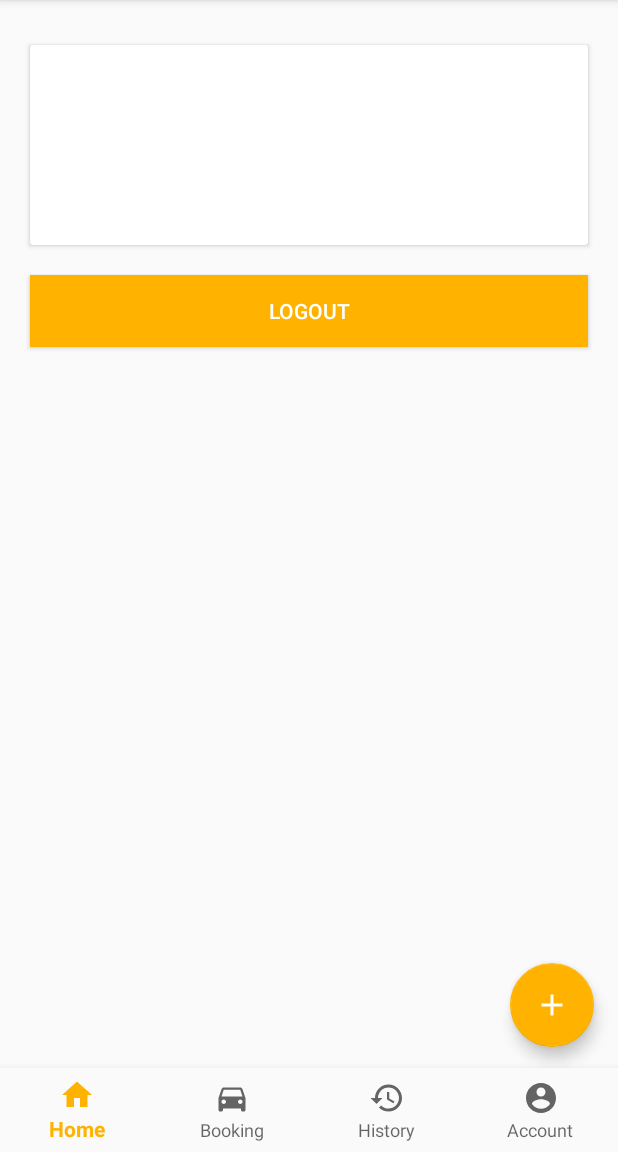
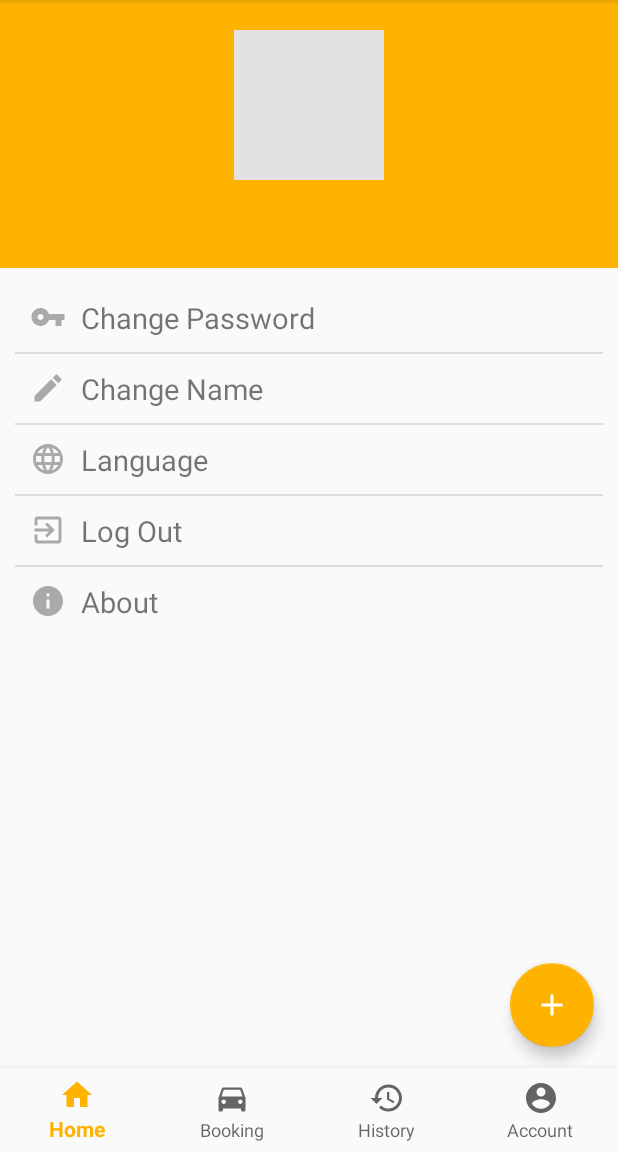
Before and after one commit to rhys3010/taxe, an Android app: the fragment AccountOverviewFragment placed in its activity, on a phone screen of 412 x 824 dp, the part 84-1236 px from its top. Run offline under Robolectric (Android 15) with nearby library versions, the phone set to English and light mode, and no system bars; 2 statements that could not run were skipped.

Commit message:
Fully updated account overview screen Added list view for all account actions, currently only behaviour for logging out is implemented

```diff
--- /dev/null
+++ b/app/src/main/java/xyz/rhysevans/taxe/ui/account/AccountActionModel.java
@@ -0,0 +1,65 @@
+package xyz.rhysevans.taxe.ui.account;
+
+/**
+ * AccountActionModel.java
+ *
+ * A model class for an account action object, used to populate
+ * list view in user's account overview
+ *
+ * @author Rhys Evans
+ * @version 0.1
+ */
+public class AccountActionModel {
+
+    /**
+     * Icon resource id
+     */
+    private int icon;
+
+    /**
+     * The action to be taken
+     */
+    private int text;
+
+    /**
+     * Constructor
+     * @param icon
+     * @param text
+     */
+    public AccountActionModel(int icon, int text){
+        this.icon = icon;
+        this.text = text;
+    }
+
+    /**
+     * Gets the icon resource ID
+     * @return
+     */
+    public int getIcon() {
+        return icon;
+    }
+
+    /**
+     * Sets the icon resource ID
+     * @param icon
+     */
+    public void setIcon(int icon) {
+        this.icon = icon;
+    }
+
+    /**
+     * Gets the action description
+     * @return
+     */
+    public int getText() {
+        return text;
+    }
+
+    /**
+     * Sets the action description
+     * @param text
+     */
+    public void setText(int text) {
+        this.text = text;
+    }
+}
--- /dev/null
+++ b/app/src/main/java/xyz/rhysevans/taxe/ui/account/AccountActionsListAdapter.java
@@ -0,0 +1,70 @@
+package xyz.rhysevans.taxe.ui.account;
+
+import android.content.Context;
+import android.view.LayoutInflater;
+import android.view.View;
+import android.view.ViewGroup;
+import android.widget.ArrayAdapter;
+import android.widget.ImageView;
+import android.widget.TextView;
+
+import java.util.ArrayList;
+
+import xyz.rhysevans.taxe.R;
+
+/**
+ * AccountActionsListAdapter.java
+ *
+ * A customer list adapter for the account actions list
+ *
+ * @author Rhys Evans
+ * @version 0.1
+ */
+public class AccountActionsListAdapter extends ArrayAdapter<AccountActionModel> {
+
+    /**
+     * The application context
+     */
+    private final Context context;
+
+    /**
+     * A list of all the account options
+     */
+    private final ArrayList<AccountActionModel> optionsModelList;
+
+    /**
+     * Constructor
+     */
+    public AccountActionsListAdapter(Context context, ArrayList<AccountActionModel> optionsModelList){
+        super(context, R.layout.list_view_account_action_entry, optionsModelList);
+
+        this.context = context;
+        this.optionsModelList = optionsModelList;
+    }
+
+    /**
+     * Inflate the custom layout to display and return the inflated view
+     * @param position
+     * @param convertView
+     * @param parent
+     * @return
+     */
+    @Override
+    public View getView(int position, View convertView, ViewGroup parent){
+        LayoutInflater inflater = (LayoutInflater) context.getSystemService(Context.LAYOUT_INFLATER_SERVICE);
+
+        // Get the entry view from the inflater
+        View entryView = inflater.inflate(R.layout.list_view_account_action_entry, parent, false);
+
+        // Get the icon resource id and string resource id
+        ImageView iconView = entryView.findViewById(R.id.account_action_icon);
+        TextView textView = entryView.findViewById(R.id.account_action_text);
+
+        // Set the text
+        textView.setText(optionsModelList.get(position).getText());
+        // Set the icon
+        iconView.setImageResource(optionsModelList.get(position).getIcon());
+
+        return entryView;
+    }
+}
--- a/app/src/main/java/xyz/rhysevans/taxe/ui/account/AccountOverviewFragment.java
+++ b/app/src/main/java/xyz/rhysevans/taxe/ui/account/AccountOverviewFragment.java
@@ -8,8 +8,12 @@ import android.support.v4.app.Fragment;
 import android.view.LayoutInflater;
 import android.view.View;
 import android.view.ViewGroup;
+import android.widget.AdapterView;
 import android.widget.Button;
+import android.widget.ListView;
 import android.widget.TextView;
+
+import java.util.ArrayList;
 
 import xyz.rhysevans.taxe.R;
 import xyz.rhysevans.taxe.model.User;
@@ -20,11 +24,11 @@ import xyz.rhysevans.taxe.util.SharedPreferencesManager;
 /**
  * AccountOverviewFragment.java
  *
- * Manage the account overview screen
+ * Manage the account overview screen and all account options available
  * @author Rhys Evans
  * @version 0.1
  */
-public class AccountOverviewFragment extends Fragment {
+public class AccountOverviewFragment extends Fragment implements ListView.OnItemClickListener{
 
     /**
      * The fragment's TAG, for use in fragment transactions
@@ -36,9 +40,17 @@ public class AccountOverviewFragment extends Fragment {
      */
     private SharedPreferencesManager sharedPreferencesManager;
 
+    /**
+     * List of account actions
+     */
+    private ArrayList<AccountActionModel> accountActions;
 
+
+    /**
+     * Constructor to initialize list
+     */
     public AccountOverviewFragment() {
-        // Required empty public constructor
+        accountActions = new ArrayList<AccountActionModel>();
     }
 
 
@@ -51,32 +63,69 @@ public class AccountOverviewFragment extends Fragment {
         // Init Shared prefs
         sharedPreferencesManager = SharedPreferencesManager.getInstance(getContext());
 
-        // Populate CardView
-        populateCardView(view);
+        // Init user masthead
+        initMasthead(view);
 
-        // Logout Btn behaviour
-        Button logoutBtn = view.findViewById(R.id.logout_btn);
-        logoutBtn.setOnClickListener(v -> {
-            logout();
-        });
+        // Init account actions list
+        initAccountActionsList(view);
 
         return view;
     }
 
-    private void populateCardView(View view){
-        // Initialize objects
-        TextView name = view.findViewById(R.id.profile_name);
-        TextView email = view.findViewById(R.id.profile_email);
-        TextView role = view.findViewById(R.id.profile_role);
 
-        // Get user from shared prefs
+    /**
+     * Initialize the contents of the account overview masthead
+     * Initial and Full Name
+     * @param view
+     */
+    private void initMasthead(View view){
+        TextView avatarInitial = view.findViewById(R.id.account_avatar_text);
+        TextView fullNameDisplay = view.findViewById(R.id.account_user_name);
+
+        // Get the user's first name initial
         User user = sharedPreferencesManager.getUser();
+        String name = "";
 
-        // Populate fields
-        name.setText(user.getName());
-        email.setText(user.getEmail());
-        role.setText(user.getRole());
+        // If user isn't null, get their name
+        if(user != null){
+            name = user.getName();
+        }
+
+        // Get user's initial
+        char initial = name.charAt(0);
+
+        // Set name to text view
+        fullNameDisplay.setText(name);
+
+        // Convert initial to uppercase string and set as text
+        String initialString = String.valueOf(initial);
+
+        avatarInitial.setText(initialString.toUpperCase());
     }
+
+    /**
+     * Initialize account options list
+     */
+    private void initAccountActionsList(View view){
+
+        ListView accountActionsList = view.findViewById(R.id.account_actions_list);
+
+        // Create account options list
+        accountActions.add(new AccountActionModel(R.drawable.ic_vpn_key_black_24dp, R.string.account_action_change_password));
+        accountActions.add(new AccountActionModel(R.drawable.ic_edit_black_24dp, R.string.account_action_change_name));
+        accountActions.add(new AccountActionModel(R.drawable.ic_language_black_24dp, R.string.account_action_language));
+        accountActions.add(new AccountActionModel(R.drawable.ic_exit_to_app_black_24dp, R.string.account_action_log_out));
+        accountActions.add(new AccountActionModel(R.drawable.ic_info_black_24dp, R.string.account_action_about));
+
+        // Create and set adapter
+        AccountActionsListAdapter adapter = new AccountActionsListAdapter(this.getContext(), accountActions);
+        accountActionsList.setAdapter(adapter);
+
+        // Add behaviour to options
+        accountActionsList.setOnItemClickListener(this);
+
+    }
+
 
     /**
      * Ask user for confirmation, if confirmed, delete any user-related
@@ -87,7 +136,7 @@ public class AccountOverviewFragment extends Fragment {
         AlertDialog.Builder builder = new AlertDialog.Builder(getContext());
 
         builder.setTitle(getString(R.string.logout_confirmation));
-        // When users confirms dialog, send theem back to login screen
+        // When users confirms dialog, send them back to login screen
         builder.setPositiveButton(android.R.string.ok, (dialog, which) -> {
             // Delete all shared prefs
             sharedPreferencesManager.deleteAll();
@@ -109,7 +158,44 @@ public class AccountOverviewFragment extends Fragment {
         positiveButton.setTextColor(getActivity().getColor(R.color.colorPrimary));
         Button negativeButton = dialog.getButton(AlertDialog.BUTTON_NEGATIVE);
         negativeButton.setTextColor(getActivity().getColor(R.color.colorPrimary));
-
     }
 
+    /**
+     * OnItemClick, handle when an item from the account actions list is clicked
+     * @param parent
+     * @param view
+     * @param position
+     * @param id
+     */
+    @Override
+    public void onItemClick(AdapterView<?> parent, View view, int position, long id) {
+        // Get the resource ID of the list item's String
+        int itemId = accountActions.get(position).getText();
+
+        // Depending on the value of the string, perform relevant action
+        switch(itemId){
+            case R.string.account_action_change_password:
+                // TODO
+                break;
+
+            case R.string.account_action_change_name:
+                // TODO
+                break;
+
+            case R.string.account_action_language:
+                // TODO
+                break;
+
+            case R.string.account_action_log_out:
+                logout();
+                break;
+
+            case R.string.account_action_about:
+                // TODO
+                break;
+
+            default:
+                // Do nothing
+        }
+    }
 }
--- a/app/src/main/java/xyz/rhysevans/taxe/util/Constants.java
+++ b/app/src/main/java/xyz/rhysevans/taxe/util/Constants.java
@@ -18,10 +18,10 @@ public class Constants {
     /**
      * The shared preferences key for access token
      */
-    public static final String TOKEN = "token";
+    public static final String TOKEN_KEY = "token";
 
     /**
      * The shared preferences key for the user object
      */
-    public static final String USER = "user";
+    public static final String USER_KEY = "user";
 }
--- a/app/src/main/java/xyz/rhysevans/taxe/util/SharedPreferencesManager.java
+++ b/app/src/main/java/xyz/rhysevans/taxe/util/SharedPreferencesManager.java
@@ -3,8 +3,10 @@ package xyz.rhysevans.taxe.util;
 import android.app.Activity;
 import android.content.Context;
 import android.content.SharedPreferences;
+import android.support.annotation.Nullable;
 
 import com.google.gson.Gson;
+import com.google.gson.JsonParseException;
 
 import xyz.rhysevans.taxe.model.User;
 
@@ -69,7 +71,7 @@ public class SharedPreferencesManager {
         // Convert object to JSON using Gson
         Gson gson = new Gson();
         String userJson = gson.toJson(user);
-        editor.putString(Constants.USER, userJson);
+        editor.putString(Constants.USER_KEY, userJson);
         editor.commit();
     }
 
@@ -77,12 +79,17 @@ public class SharedPreferencesManager {
      * Retrieves a user from the shared preferences
      * @returns User - The user
      */
+    @Nullable
     public User getUser(){
         Gson gson = new Gson();
-        String userJson = sharedPreferences.getString(Constants.USER, "NO_USER_FOUND");
+        String userJson = sharedPreferences.getString(Constants.USER_KEY, "NO_USER_FOUND");
 
-        // Return user object
-        return gson.fromJson(userJson, User.class);
+        // Attempt to serialize json, if userJson is invalid or malformed, return null
+        try{
+            return gson.fromJson(userJson, User.class);
+        }catch(JsonParseException e){
+            return null;
+        }
     }
 
     /**
@@ -90,7 +97,7 @@ public class SharedPreferencesManager {
      * @param token
      */
     public void putToken(String token){
-        editor.putString(Constants.TOKEN, token);
+        editor.putString(Constants.TOKEN_KEY, token);
         editor.apply();
     }
 
@@ -99,7 +106,7 @@ public class SharedPreferencesManager {
      * @return
      */
     public String getToken(){
-        return sharedPreferences.getString(Constants.TOKEN, "NO_TOKEN_FOUND");
+        return sharedPreferences.getString(Constants.TOKEN_KEY, "NO_TOKEN_FOUND");
     }
 
     /**
@@ -107,14 +114,14 @@ public class SharedPreferencesManager {
      * @return
      */
     public boolean isTokenPresent(){
-        return sharedPreferences.contains(Constants.TOKEN);
+        return sharedPreferences.contains(Constants.TOKEN_KEY);
     }
 
     /**
      * Delete token from shared preferences
      */
     public void deleteToken(){
-        editor.remove(Constants.TOKEN);
+        editor.remove(Constants.TOKEN_KEY);
         editor.apply();
     }
 
--- /dev/null
+++ b/app/src/main/res/drawable/ic_edit_black_24dp.xml
@@ -0,0 +1,9 @@
+<vector xmlns:android="http://schemas.android.com/apk/res/android"
+        android:width="24dp"
+        android:height="24dp"
+        android:viewportWidth="24.0"
+        android:viewportHeight="24.0">
+    <path
+        android:fillColor="#FF000000"
+        android:pathData="M3,17.25V21h3.75L17.81,9.94l-3.75,-3.75L3,17.25zM20.71,7.04c0.39,-0.39 0.39,-1.02 0,-1.41l-2.34,-2.34c-0.39,-0.39 -1.02,-0.39 -1.41,0l-1.83,1.83 3.75,3.75 1.83,-1.83z"/>
+</vector>
--- /dev/null
+++ b/app/src/main/res/drawable/ic_exit_to_app_black_24dp.xml
@@ -0,0 +1,9 @@
+<vector xmlns:android="http://schemas.android.com/apk/res/android"
+        android:width="24dp"
+        android:height="24dp"
+        android:viewportWidth="24.0"
+        android:viewportHeight="24.0">
+    <path
+        android:fillColor="#FF000000"
+        android:pathData="M10.09,15.59L11.5,17l5,-5 -5,-5 -1.41,1.41L12.67,11H3v2h9.67l-2.58,2.59zM19,3H5c-1.11,0 -2,0.9 -2,2v4h2V5h14v14H5v-4H3v4c0,1.1 0.89,2 2,2h14c1.1,0 2,-0.9 2,-2V5c0,-1.1 -0.9,-2 -2,-2z"/>
+</vector>
--- /dev/null
+++ b/app/src/main/res/drawable/ic_info_black_24dp.xml
@@ -0,0 +1,9 @@
+<vector xmlns:android="http://schemas.android.com/apk/res/android"
+        android:width="24dp"
+        android:height="24dp"
+        android:viewportWidth="24.0"
+        android:viewportHeight="24.0">
+    <path
+        android:fillColor="#FF000000"
+        android:pathData="M12,2C6.48,2 2,6.48 2,12s4.48,10 10,10 10,-4.48 10,-10S17.52,2 12,2zM13,17h-2v-6h2v6zM13,9h-2L11,7h2v2z"/>
+</vector>
--- /dev/null
+++ b/app/src/main/res/drawable/ic_language_black_24dp.xml
@@ -0,0 +1,9 @@
+<vector xmlns:android="http://schemas.android.com/apk/res/android"
+        android:width="24dp"
+        android:height="24dp"
+        android:viewportWidth="24.0"
+        android:viewportHeight="24.0">
+    <path
+        android:fillColor="#FF000000"
+        android:pathData="M11.99,2C6.47,2 2,6.48 2,12s4.47,10 9.99,10C17.52,22 22,17.52 22,12S17.52,2 11.99,2zM18.92,8h-2.95c-0.32,-1.25 -0.78,-2.45 -1.38,-3.56 1.84,0.63 3.37,1.91 4.33,3.56zM12,4.04c0.83,1.2 1.48,2.53 1.91,3.96h-3.82c0.43,-1.43 1.08,-2.76 1.91,-3.96zM4.26,14C4.1,13.36 4,12.69 4,12s0.1,-1.36 0.26,-2h3.38c-0.08,0.66 -0.14,1.32 -0.14,2 0,0.68 0.06,1.34 0.14,2L4.26,14zM5.08,16h2.95c0.32,1.25 0.78,2.45 1.38,3.56 -1.84,-0.63 -3.37,-1.9 -4.33,-3.56zM8.03,8L5.08,8c0.96,-1.66 2.49,-2.93 4.33,-3.56C8.81,5.55 8.35,6.75 8.03,8zM12,19.96c-0.83,-1.2 -1.48,-2.53 -1.91,-3.96h3.82c-0.43,1.43 -1.08,2.76 -1.91,3.96zM14.34,14L9.66,14c-0.09,-0.66 -0.16,-1.32 -0.16,-2 0,-0.68 0.07,-1.35 0.16,-2h4.68c0.09,0.65 0.16,1.32 0.16,2 0,0.68 -0.07,1.34 -0.16,2zM14.59,19.56c0.6,-1.11 1.06,-2.31 1.38,-3.56h2.95c-0.96,1.65 -2.49,2.93 -4.33,3.56zM16.36,14c0.08,-0.66 0.14,-1.32 0.14,-2 0,-0.68 -0.06,-1.34 -0.14,-2h3.38c0.16,0.64 0.26,1.31 0.26,2s-0.1,1.36 -0.26,2h-3.38z"/>
+</vector>
--- a/app/src/main/res/layout/fragment_account_overview.xml
+++ b/app/src/main/res/layout/fragment_account_overview.xml
@@ -6,60 +6,62 @@
     android:layout_height="match_parent"
     tools:context=".ui.TaxeMainActivity">
 
-    <!-- TEMPORARY -->
-    <android.support.v7.widget.CardView
-        android:id="@+id/profile_card"
+    <!-- 'avatar' and Name Block -->
+    <LinearLayout
+        android:id="@+id/account_masthead"
         android:layout_width="match_parent"
         android:layout_height="wrap_content"
-        android:layout_marginTop="30dp"
-        android:layout_marginStart="20dp"
-        android:layout_marginEnd="20dp"
+        android:orientation="vertical"
+        android:background="@color/colorPrimary"
+        android:padding="@dimen/avatar_container_padding"
         app:layout_constraintTop_toTopOf="parent"
         app:layout_constraintStart_toStartOf="parent"
         app:layout_constraintEnd_toEndOf="parent"
-        app:layout_constraintBottom_toTopOf="@id/logout_btn">
+        app:layout_constraintBottom_toTopOf="@id/account_actions_list">
 
-        <RelativeLayout
+        <!-- Frame View For 'Avatar'-->
+        <FrameLayout
+            android:id="@+id/account_avatar"
+            android:layout_width="wrap_content"
+            android:layout_height="wrap_content"
+            android:layout_gravity="center_horizontal">
+
+            <View
+                android:layout_width="100dp"
+                android:layout_height="100dp"
+                android:background="@color/colorLightGrey">
+            </View>
+
+            <TextView
+                android:id="@+id/account_avatar_text"
+                android:layout_width="match_parent"
+                android:layout_height="wrap_content"
+                android:layout_gravity="center"
+                android:textAlignment="center"
+                android:textSize="@dimen/text_size_header_3"/>
+        </FrameLayout>
+
+        <!-- User's Name -->
+        <TextView
+            android:id="@+id/account_user_name"
             android:layout_width="match_parent"
             android:layout_height="wrap_content"
-            android:layout_margin="20dp">
+            android:textAlignment="center"
+            android:textColor="@android:color/white"
+            android:textSize="@dimen/text_size_body_1"
+            android:layout_marginTop="@dimen/header_2_margin"
+            android:fontFamily="sans-serif-medium"/>
+    </LinearLayout>
 
-            <TextView
-                android:id="@+id/profile_name"
-                android:layout_width="wrap_content"
-                android:layout_height="wrap_content"
-                android:layout_centerHorizontal="true"
-                android:textColor="@android:color/black"
-                android:textAppearance="?android:attr/textAppearanceLarge"/>
-
-            <TextView
-                android:id="@+id/profile_email"
-                android:layout_width="wrap_content"
-                android:layout_height="wrap_content"
-                android:layout_below="@+id/profile_name"
-                android:layout_marginTop="10dp"
-                android:layout_centerHorizontal="true"
-                android:textAppearance="?android:attr/textAppearanceMedium"/>
-
-            <TextView
-                android:id="@+id/profile_role"
-                android:layout_width="wrap_content"
-                android:layout_height="wrap_content"
-                android:layout_below="@+id/profile_email"
-                android:layout_marginTop="10dp"
-                android:layout_centerHorizontal="true"/>
-        </RelativeLayout>
-    </android.support.v7.widget.CardView>
-
-    <Button
-        android:id="@+id/logout_btn"
+    <!-- Account Actions List -->
+    <ListView
+        android:id="@+id/account_actions_list"
         android:layout_width="match_parent"
         android:layout_height="wrap_content"
-        android:layout_margin="20dp"
+        android:layout_margin="@dimen/account_action_entry_margin"
         app:layout_constraintStart_toStartOf="parent"
         app:layout_constraintEnd_toEndOf="parent"
-        app:layout_constraintTop_toBottomOf="@id/profile_card"
-        android:layout_marginTop="30dp"
-        android:text="Logout"/>
+        app:layout_constraintTop_toBottomOf="@id/account_masthead">
+    </ListView>
 
 </android.support.constraint.ConstraintLayout>
--- /dev/null
+++ b/app/src/main/res/layout/list_view_account_action_entry.xml
@@ -0,0 +1,26 @@
+<?xml version="1.0" encoding="utf-8"?>
+    <LinearLayout xmlns:android="http://schemas.android.com/apk/res/android"
+        android:orientation="horizontal"
+        android:layout_width="match_parent"
+        android:layout_height="match_parent"
+        android:padding="@dimen/account_action_entry_margin">
+
+        <ImageView
+            android:id="@+id/account_action_icon"
+            android:layout_width="wrap_content"
+            android:layout_height="wrap_content"
+            android:contentDescription="@string/account_option_icon_content_description"
+            android:src="@drawable/ic_vpn_key_black_24dp"
+            android:tint="@android:color/darker_gray"
+            android:layout_gravity="center_vertical"/>
+
+        <TextView
+            android:id="@+id/account_action_text"
+            android:layout_width="wrap_content"
+            android:layout_height="wrap_content"
+            android:text="@string/account_option_icon_content_description"
+            android:textSize="@dimen/text_size_body_2"
+            android:layout_gravity="center_vertical"
+            android:layout_marginStart="@dimen/account_action_entry_icon_margin"/>
+
+    </LinearLayout>
--- a/app/src/main/res/values/colors.xml
+++ b/app/src/main/res/values/colors.xml
@@ -5,6 +5,7 @@
     <color name="colorPrimaryLight">#FFE54C</color>
     <color name="colorDisabledElement">#4DFFB300</color>
     <color name="colorBackground">#F9F9F9</color>
+    <color name="colorLightGrey">#e2e2e2</color>
     <color name="accent_material_light">#FFB300</color>
 
 </resources>
--- a/app/src/main/res/values/dimens.xml
+++ b/app/src/main/res/values/dimens.xml
@@ -10,6 +10,11 @@
     <dimen name="register_text_margin">20dp</dimen>
     <dimen name="register_text_padding">3dp</dimen>
     <dimen name="fab_marign">16dp</dimen>
+    <dimen name="avatar_container_padding">20dp</dimen>
+    <dimen name="account_actions_list_margin">10dp</dimen>
+    <dimen name="account_action_entry_margin">10dp</dimen>
+    <dimen name="account_action_entry_margin_top">20dp</dimen>
+    <dimen name="account_action_entry_icon_margin">10dp</dimen>
 
 
     <!-- Text Sizes -->
--- a/app/src/main/res/values/strings.xml
+++ b/app/src/main/res/values/strings.xml
@@ -20,6 +20,15 @@
     <string name="nav_booking">Booking</string>
     <string name="nav_history">History</string>
     <string name="nav_account">Account</string>
+
+    <!-- Account Action Options -->
+    <string name="account_action_change_password">Change Password</string>
+    <string name="account_action_change_name">Change Name</string>
+    <string name="account_action_language">Language</string>
+    <string name="account_action_log_out">Log Out</string>
+    <string name="account_action_about">About</string>
+
+    <string name="account_option_icon_content_description">Icon for account action</string>
 
     <!-- Success Strings -->
     <string name="register_success">Successfully Registered</string>
```
